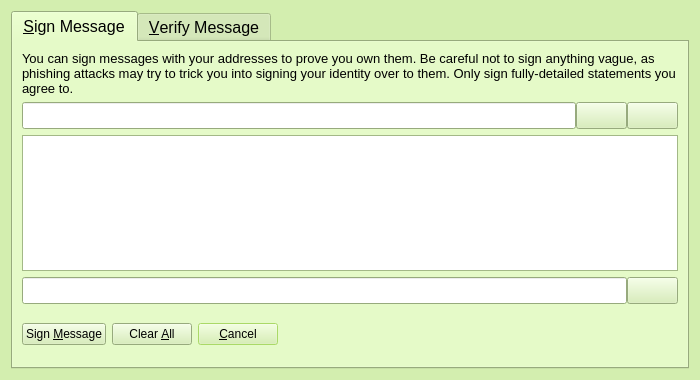
Before: the Qt Designer form src/qt/forms/signverifymessagedialog.ui in teambean/BeanCash, drawn with Qt 5.
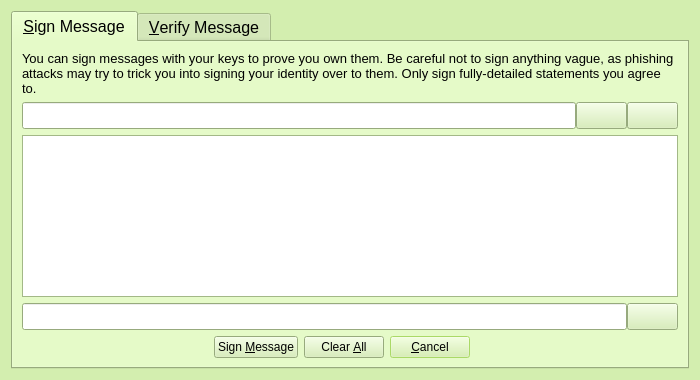
After: the same form once the commit is applied. The open tabs and pages were chosen to show the change. Icons and pictures are not drawn. Custom widgets are drawn as their Qt base class.

The edit to the form file:
```diff
--- a/src/qt/forms/signverifymessagedialog.ui
+++ b/src/qt/forms/signverifymessagedialog.ui
@@ -244,7 +244,7 @@
           </font>
          </property>
          <property name="text">
-          <string>You can sign messages with your addresses to prove you own them. Be careful not to sign anything vague, as phishing attacks may try to trick you into signing your identity over to them. Only sign fully-detailed statements you agree to.</string>
+          <string>You can sign messages with your keys to prove you own them. Be careful not to sign anything vague, as phishing attacks may try to trick you into signing your identity over to them. Only sign fully-detailed statements you agree to.</string>
          </property>
          <property name="textFormat">
           <enum>Qt::PlainText</enum>
@@ -357,6 +357,19 @@
        <item>
         <layout class="QHBoxLayout" name="horizontalLayout_3_SM">
          <item>
+          <spacer name="horizontalSpacer_3">
+           <property name="orientation">
+            <enum>Qt::Horizontal</enum>
+           </property>
+           <property name="sizeHint" stdset="0">
+            <size>
+             <width>40</width>
+             <height>20</height>
+            </size>
+           </property>
+          </spacer>
+         </item>
+         <item alignment="Qt::AlignHCenter">
           <widget class="QPushButton" name="signMessageButton_SM">
            <property name="font">
             <font>
@@ -379,7 +392,7 @@
            </property>
           </widget>
          </item>
-         <item>
+         <item alignment="Qt::AlignHCenter">
           <widget class="QPushButton" name="clearButton_SM">
            <property name="font">
             <font>
@@ -402,7 +415,7 @@
            </property>
           </widget>
          </item>
-         <item>
+         <item alignment="Qt::AlignHCenter">
           <widget class="QPushButton" name="closeButton_SM">
            <property name="font">
             <font>
@@ -430,7 +443,7 @@
            <property name="sizeHint" stdset="0">
             <size>
              <width>40</width>
-             <height>48</height>
+             <height>20</height>
             </size>
            </property>
           </spacer>
@@ -451,19 +464,6 @@
            </property>
           </widget>
          </item>
-         <item>
-          <spacer name="horizontalSpacer_2_SM">
-           <property name="orientation">
-            <enum>Qt::Horizontal</enum>
-           </property>
-           <property name="sizeHint" stdset="0">
-            <size>
-             <width>40</width>
-             <height>48</height>
-            </size>
-           </property>
-          </spacer>
-         </item>
         </layout>
        </item>
       </layout>
```
Left out of the diff: 38 changed lines with no effect on the pictures.
